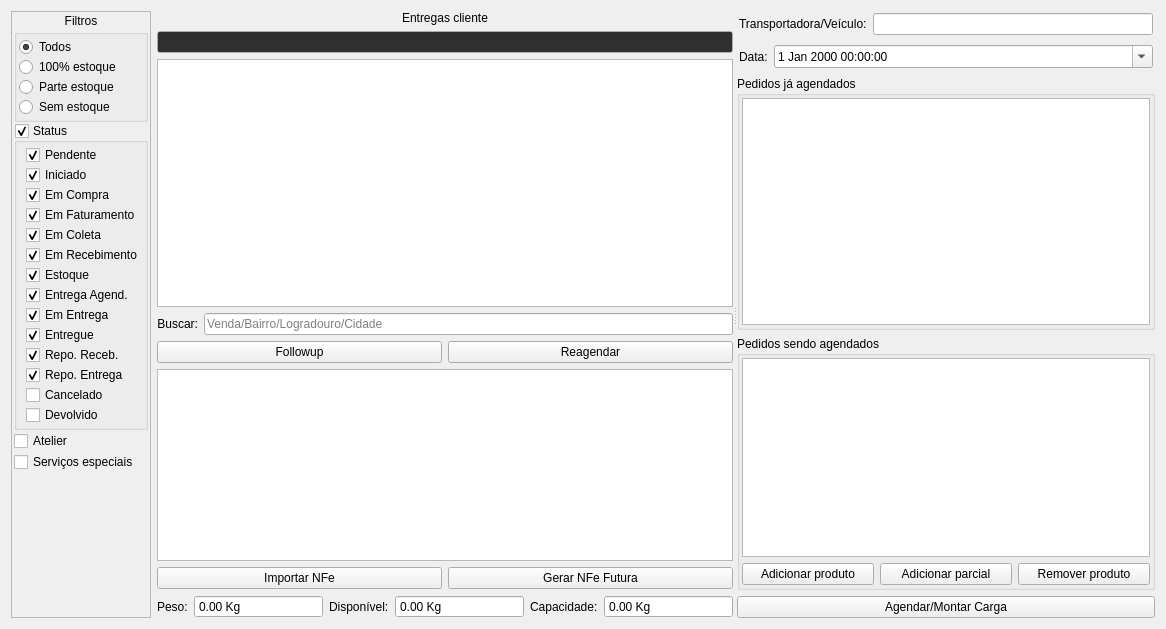
Above: ui/widgetlogisticaagendarentrega.ui from darktorres/ERP-STACCATO before the change. Below: the same form after it.
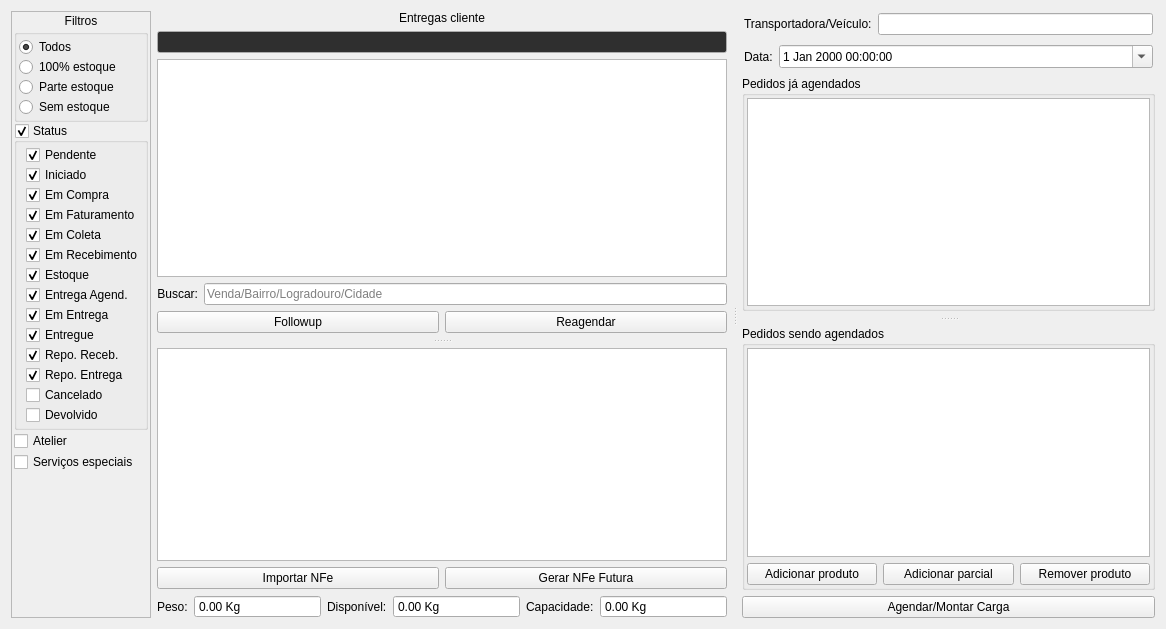
That is the form after the change. Custom widgets are drawn as their Qt base class.

What changed in the file:
```diff
--- a/ui/widgetlogisticaagendarentrega.ui
+++ b/ui/widgetlogisticaagendarentrega.ui
@@ -13,8 +13,8 @@
   <property name="windowTitle">
    <string>Form</string>
   </property>
-  <layout class="QGridLayout" name="gridLayout_9">
-   <item row="1" column="0">
+  <layout class="QGridLayout" name="gridLayout_8">
+   <item row="0" column="0">
     <widget class="ScrollArea" name="scrollAreaLogistica">
      <property name="sizePolicy">
       <sizepolicy hsizetype="Preferred" vsizetype="Preferred">
@@ -385,14 +385,201 @@
      </widget>
     </widget>
    </item>
-   <item row="1" column="1">
-    <widget class="QSplitter" name="splitter">
+   <item row="0" column="1">
+    <widget class="QSplitter" name="splitter_3">
      <property name="orientation">
       <enum>Qt::Horizontal</enum>
      </property>
-     <widget class="QWidget" name="layoutWidget">
-      <layout class="QGridLayout" name="gridLayout_8">
-       <item row="2" column="0" colspan="2">
+     <property name="handleWidth">
+      <number>15</number>
+     </property>
+     <widget class="QSplitter" name="splitter">
+      <property name="orientation">
+       <enum>Qt::Vertical</enum>
+      </property>
+      <property name="handleWidth">
+       <number>15</number>
+      </property>
+      <widget class="QWidget" name="">
+       <layout class="QVBoxLayout" name="verticalLayout">
+        <item>
+         <widget class="QLabel" name="labelEntregasCliente">
+          <property name="sizePolicy">
+           <sizepolicy hsizetype="Preferred" vsizetype="Maximum">
+            <horstretch>0</horstretch>
+            <verstretch>0</verstretch>
+           </sizepolicy>
+          </property>
+          <property name="text">
+           <string>Entregas cliente</string>
+          </property>
+          <property name="alignment">
+           <set>Qt::AlignCenter</set>
+          </property>
+         </widget>
+        </item>
+        <item>
+         <widget class="QLineEdit" name="lineEditAviso">
+          <property name="enabled">
+           <bool>false</bool>
+          </property>
+          <property name="palette">
+           <palette>
+            <active>
+             <colorrole role="WindowText">
+              <brush brushstyle="SolidPattern">
+               <color alpha="255">
+                <red>255</red>
+                <green>0</green>
+                <blue>0</blue>
+               </color>
+              </brush>
+             </colorrole>
+             <colorrole role="Text">
+              <brush brushstyle="SolidPattern">
+               <color alpha="255">
+                <red>255</red>
+                <green>0</green>
+                <blue>0</blue>
+               </color>
+              </brush>
+             </colorrole>
+             <colorrole role="ButtonText">
+              <brush brushstyle="SolidPattern">
+               <color alpha="255">
+                <red>255</red>
+                <green>0</green>
+                <blue>0</blue>
+               </color>
+              </brush>
+             </colorrole>
+             <colorrole role="Base">
+              <brush brushstyle="SolidPattern">
+               <color alpha="255">
+                <red>51</red>
+                <green>51</green>
+                <blue>51</blue>
+               </color>
+              </brush>
+             </colorrole>
+             <colorrole role="PlaceholderText">
+              <brush brushstyle="NoBrush">
+               <color alpha="128">
+                <red>255</red>
+                <green>0</green>
+                <blue>0</blue>
+               </color>
+              </brush>
+             </colorrole>
+            </active>
+            <inactive>
+             <colorrole role="WindowText">
+              <brush brushstyle="SolidPattern">
+               <color alpha="255">
+                <red>255</red>
+                <green>0</green>
+                <blue>0</blue>
+               </color>
+              </brush>
+             </colorrole>
+             <colorrole role="Text">
+              <brush brushstyle="SolidPattern">
+               <color alpha="255">
+                <red>255</red>
+                <green>0</green>
+                <blue>0</blue>
+               </color>
+              </brush>
+             </colorrole>
+             <colorrole role="ButtonText">
+              <brush brushstyle="SolidPattern">
+               <color alpha="255">
+                <red>255</red>
+                <green>0</green>
+                <blue>0</blue>
+               </color>
+              </brush>
+             </colorrole>
+             <colorrole role="Base">
+              <brush brushstyle="SolidPattern">
+               <color alpha="255">
+                <red>51</red>
+                <green>51</green>
+                <blue>51</blue>
+               </color>
+              </brush>
+             </colorrole>
+             <colorrole role="PlaceholderText">
+              <brush brushstyle="NoBrush">
+               <color alpha="128">
+                <red>255</red>
+                <green>0</green>
+                <blue>0</blue>
+               </color>
+              </brush>
+             </colorrole>
+            </inactive>
+            <disabled>
+             <colorrole role="WindowText">
+              <brush brushstyle="SolidPattern">
+               <color alpha="255">
+                <red>255</red>
+                <green>0</green>
+                <blue>0</blue>
+               </color>
+              </brush>
+             </colorrole>
+             <colorrole role="Text">
+              <brush brushstyle="SolidPattern">
+               <color alpha="255">
+                <red>255</red>
+                <green>0</green>
+                <blue>0</blue>
+               </color>
+              </brush>
+             </colorrole>
+             <colorrole role="ButtonText">
+              <brush brushstyle="SolidPattern">
+               <color alpha="255">
+                <red>255</red>
+                <green>0</green>
+                <blue>0</blue>
+               </color>
+              </brush>
+             </colorrole>
+             <colorrole role="Base">
+              <brush brushstyle="SolidPattern">
+               <color alpha="255">
+                <red>47</red>
+                <green>47</green>
+                <blue>47</blue>
+               </color>
+              </brush>
+             </colorrole>
+             <colorrole role="PlaceholderText">
+              <brush brushstyle="NoBrush">
+               <color alpha="128">
+                <red>255</red>
+                <green>0</green>
+                <blue>0</blue>
+               </color>
+              </brush>
+             </colorrole>
+            </disabled>
+           </palette>
+          </property>
+          <property name="styleSheet">
+           <string notr="true">color: rgb(255, 0, 0);</string>
+          </property>
+          <property name="alignment">
+           <set>Qt::AlignCenter</set>
+          </property>
+          <property name="readOnly">
+           <bool>true</bool>
+          </property>
+         </widget>
+        </item>
+        <item>
         <widget class="TableView" name="tableVendas">
          <property name="mouseTracking">
           <bool>true</bool>
@@ -411,7 +598,9 @@
          </property>
         </widget>
        </item>
-       <item row="3" column="0">
+        <item>
+         <layout class="QHBoxLayout" name="horizontalLayout_3">
+          <item>
         <widget class="QLabel" name="labelRecebimentosFornecedor_4">
          <property name="enabled">
           <bool>true</bool>
@@ -430,26 +619,7 @@
          </property>
         </widget>
        </item>
-       <item row="6" column="0" rowspan="2" colspan="2">
-        <widget class="TableView" name="tableProdutos">
-         <property name="mouseTracking">
-          <bool>true</bool>
-         </property>
-         <property name="editTriggers">
-          <set>QAbstractItemView::NoEditTriggers</set>
-         </property>
-         <property name="selectionMode">
-          <enum>QAbstractItemView::MultiSelection</enum>
-         </property>
-         <property name="selectionBehavior">
-          <enum>QAbstractItemView::SelectRows</enum>
-         </property>
-         <property name="sortingEnabled">
-          <bool>true</bool>
-         </property>
-        </widget>
-       </item>
-       <item row="3" column="1">
+          <item>
         <widget class="QLineEdit" name="lineEditBusca">
          <property name="enabled">
           <bool>true</bool>
@@ -459,30 +629,10 @@
          </property>
         </widget>
        </item>
-       <item row="5" column="0" colspan="2">
-        <widget class="QFrame" name="frame">
-         <property name="frameShape">
-          <enum>QFrame::NoFrame</enum>
-         </property>
-         <property name="frameShadow">
-          <enum>QFrame::Plain</enum>
-         </property>
+         </layout>
+        </item>
+        <item>
          <layout class="QHBoxLayout" name="horizontalLayout_2">
-          <property name="spacing">
-           <number>6</number>
-          </property>
-          <property name="leftMargin">
-           <number>0</number>
-          </property>
-          <property name="topMargin">
-           <number>0</number>
-          </property>
-          <property name="rightMargin">
-           <number>0</number>
-          </property>
-          <property name="bottomMargin">
-           <number>0</number>
-          </property>
           <item>
            <widget class="QPushButton" name="pushButtonFollowup">
             <property name="text">
@@ -498,9 +648,31 @@
            </widget>
           </item>
          </layout>
-        </widget>
-       </item>
-       <item row="8" column="0" colspan="2">
+        </item>
+       </layout>
+      </widget>
+      <widget class="QWidget" name="">
+       <layout class="QVBoxLayout" name="verticalLayout_4">
+        <item>
+         <widget class="TableView" name="tableProdutos">
+          <property name="mouseTracking">
+           <bool>true</bool>
+          </property>
+          <property name="editTriggers">
+           <set>QAbstractItemView::NoEditTriggers</set>
+          </property>
+          <property name="selectionMode">
+           <enum>QAbstractItemView::MultiSelection</enum>
+          </property>
+          <property name="selectionBehavior">
+           <enum>QAbstractItemView::SelectRows</enum>
+          </property>
+          <property name="sortingEnabled">
+           <bool>true</bool>
+          </property>
+         </widget>
+        </item>
+        <item>
         <layout class="QGridLayout" name="gridLayout_3">
          <item row="1" column="4">
           <widget class="QLabel" name="label_5">
@@ -618,184 +790,8 @@
          </item>
         </layout>
        </item>
-       <item row="1" column="0" colspan="2">
-        <widget class="QLineEdit" name="lineEditAviso">
-         <property name="enabled">
-          <bool>false</bool>
-         </property>
-         <property name="palette">
-          <palette>
-           <active>
-            <colorrole role="WindowText">
-             <brush brushstyle="SolidPattern">
-              <color alpha="255">
-               <red>255</red>
-               <green>0</green>
-               <blue>0</blue>
-              </color>
-             </brush>
-            </colorrole>
-            <colorrole role="Text">
-             <brush brushstyle="SolidPattern">
-              <color alpha="255">
-               <red>255</red>
-               <green>0</green>
-               <blue>0</blue>
-              </color>
-             </brush>
-            </colorrole>
-            <colorrole role="ButtonText">
-             <brush brushstyle="SolidPattern">
-              <color alpha="255">
-               <red>255</red>
-               <green>0</green>
-               <blue>0</blue>
-              </color>
-             </brush>
-            </colorrole>
-            <colorrole role="Base">
-             <brush brushstyle="SolidPattern">
-              <color alpha="255">
-               <red>51</red>
-               <green>51</green>
-               <blue>51</blue>
-              </color>
-             </brush>
-            </colorrole>
-            <colorrole role="PlaceholderText">
-             <brush brushstyle="NoBrush">
-              <color alpha="128">
-               <red>255</red>
-               <green>0</green>
-               <blue>0</blue>
-              </color>
-             </brush>
-            </colorrole>
-           </active>
-           <inactive>
-            <colorrole role="WindowText">
-             <brush brushstyle="SolidPattern">
-              <color alpha="255">
-               <red>255</red>
-               <green>0</green>
-               <blue>0</blue>
-              </color>
-             </brush>
-            </colorrole>
-            <colorrole role="Text">
-             <brush brushstyle="SolidPattern">
-              <color alpha="255">
-               <red>255</red>
-               <green>0</green>
-               <blue>0</blue>
-              </color>
-             </brush>
-            </colorrole>
-            <colorrole role="ButtonText">
-             <brush brushstyle="SolidPattern">
-              <color alpha="255">
-               <red>255</red>
-               <green>0</green>
-               <blue>0</blue>
-              </color>
-             </brush>
-            </colorrole>
-            <colorrole role="Base">
-             <brush brushstyle="SolidPattern">
-              <color alpha="255">
-               <red>51</red>
-               <green>51</green>
-               <blue>51</blue>
-              </color>
-             </brush>
-            </colorrole>
-            <colorrole role="PlaceholderText">
-             <brush brushstyle="NoBrush">
-              <color alpha="128">
-               <red>255</red>
-               <green>0</green>
-               <blue>0</blue>
-              </color>
-             </brush>
-            </colorrole>
-           </inactive>
-           <disabled>
-            <colorrole role="WindowText">
-             <brush brushstyle="SolidPattern">
-              <color alpha="255">
-               <red>255</red>
-               <green>0</green>
-               <blue>0</blue>
-              </color>
-             </brush>
-            </colorrole>
-            <colorrole role="Text">
-             <brush brushstyle="SolidPattern">
-              <color alpha="255">
-               <red>255</red>
-               <green>0</green>
-               <blue>0</blue>
-              </color>
-             </brush>
-            </colorrole>
-            <colorrole role="ButtonText">
-             <brush brushstyle="SolidPattern">
-              <color alpha="255">
-               <red>255</red>
-               <green>0</green>
-               <blue>0</blue>
-              </color>
-             </brush>
-            </colorrole>
-            <colorrole role="Base">
-             <brush brushstyle="SolidPattern">
-              <color alpha="255">
-               <red>47</red>
-               <green>47</green>
-               <blue>47</blue>
-              </color>
-             </brush>
-            </colorrole>
-            <colorrole role="PlaceholderText">
-             <brush brushstyle="NoBrush">
-              <color alpha="128">
-               <red>255</red>
-               <green>0</green>
-               <blue>0</blue>
-              </color>
-             </brush>
-            </colorrole>
-           </disabled>
-          </palette>
-         </property>
-         <property name="styleSheet">
-          <string notr="true">color: rgb(255, 0, 0);</string>
-         </property>
-         <property name="alignment">
-          <set>Qt::AlignCenter</set>
-         </property>
-         <property name="readOnly">
-          <bool>true</bool>
-         </property>
-        </widget>
-       </item>
-       <item row="0" column="0" colspan="2">
-        <widget class="QLabel" name="labelEntregasCliente">
-         <property name="sizePolicy">
-          <sizepolicy hsizetype="Preferred" vsizetype="Maximum">
-           <horstretch>0</horstretch>
-           <verstretch>0</verstretch>
-          </sizepolicy>
-         </property>
-         <property name="text">
-          <string>Entregas cliente</string>
-         </property>
-         <property name="alignment">
-          <set>Qt::AlignCenter</set>
-         </property>
-        </widget>
-       </item>
-      </layout>
+       </layout>
+      </widget>
      </widget>
      <widget class="QFrame" name="frameCaminhao">
       <layout class="QGridLayout" name="gridLayout_4">
@@ -811,14 +807,76 @@
        <property name="bottomMargin">
         <number>0</number>
        </property>
-       <item row="4" column="0">
-        <widget class="QPushButton" name="pushButtonAgendarCarga">
+       <item row="0" column="0">
+        <layout class="QGridLayout" name="gridLayout">
+         <property name="leftMargin">
+          <number>2</number>
+         </property>
+         <property name="topMargin">
+          <number>2</number>
+         </property>
+         <property name="rightMargin">
+          <number>2</number>
+         </property>
+         <property name="bottomMargin">
+          <number>2</number>
+         </property>
+         <item row="0" column="1">
+          <widget class="ItemBox" name="itemBoxVeiculo"/>
+         </item>
+         <item row="0" column="0">
+          <widget class="QLabel" name="label">
          <property name="text">
-          <string>Agendar/Montar Carga</string>
-         </property>
-        </widget>
+            <string>Transportadora/Veículo:</string>
+           </property>
+          </widget>
+         </item>
+        </layout>
+       </item>
+       <item row="1" column="0">
+        <layout class="QGridLayout" name="gridLayout_7">
+         <property name="leftMargin">
+          <number>2</number>
+         </property>
+         <property name="topMargin">
+          <number>2</number>
+         </property>
+         <property name="rightMargin">
+          <number>2</number>
+         </property>
+         <property name="bottomMargin">
+          <number>2</number>
+         </property>
+         <item row="0" column="0">
+          <widget class="QLabel" name="label_3">
+           <property name="sizePolicy">
+            <sizepolicy hsizetype="Maximum" vsizetype="Preferred">
+             <horstretch>0</horstretch>
+             <verstretch>0</verstretch>
+            </sizepolicy>
+           </property>
+           <property name="text">
+            <string>Data:</string>
+           </property>
+          </widget>
+         </item>
+         <item row="0" column="1">
+          <widget class="QDateTimeEdit" name="dateTimeEdit">
+           <property name="calendarPopup">
+            <bool>true</bool>
+           </property>
+          </widget>
+         </item>
+        </layout>
        </item>
        <item row="2" column="0">
+        <widget class="QSplitter" name="splitter_2">
+         <property name="orientation">
+          <enum>Qt::Vertical</enum>
+         </property>
+         <property name="handleWidth">
+          <number>15</number>
+         </property>
         <widget class="QGroupBox" name="groupBox">
          <property name="title">
           <string>Pedidos já agendados</string>
@@ -888,8 +946,6 @@
           </item>
          </layout>
         </widget>
-       </item>
-       <item row="3" column="0">
         <widget class="QGroupBox" name="groupBox_2">
          <property name="title">
           <string>Pedidos sendo agendados</string>
@@ -983,68 +1039,14 @@
           </item>
          </layout>
         </widget>
-       </item>
-       <item row="0" column="0">
-        <layout class="QGridLayout" name="gridLayout">
-         <property name="leftMargin">
-          <number>2</number>
-         </property>
-         <property name="topMargin">
-          <number>2</number>
-         </property>
-         <property name="rightMargin">
-          <number>2</number>
-         </property>
-         <property name="bottomMargin">
-          <number>2</number>
-         </property>
-         <item row="0" column="1">
-          <widget class="ItemBox" name="itemBoxVeiculo"/>
-         </item>
-         <item row="0" column="0">
-          <widget class="QLabel" name="label">
-           <property name="text">
-            <string>Transportadora/Veículo:</string>
-           </property>
-          </widget>
-         </item>
-        </layout>
-       </item>
-       <item row="1" column="0">
-        <layout class="QGridLayout" name="gridLayout_7">
-         <property name="leftMargin">
-          <number>2</number>
-         </property>
-         <property name="topMargin">
-          <number>2</number>
-         </property>
-         <property name="rightMargin">
-          <number>2</number>
-         </property>
-         <property name="bottomMargin">
-          <number>2</number>
-         </property>
-         <item row="0" column="0">
-          <widget class="QLabel" name="label_3">
-           <property name="sizePolicy">
-            <sizepolicy hsizetype="Maximum" vsizetype="Preferred">
-             <horstretch>0</horstretch>
-             <verstretch>0</verstretch>
-            </sizepolicy>
-           </property>
+        </widget>
+       </item>
+       <item row="3" column="0">
+        <widget class="QPushButton" name="pushButtonAgendarCarga">
            <property name="text">
-            <string>Data:</string>
-           </property>
-          </widget>
-         </item>
-         <item row="0" column="1">
-          <widget class="QDateTimeEdit" name="dateTimeEdit">
-           <property name="calendarPopup">
-            <bool>true</bool>
-           </property>
-          </widget>
-         </item>
-        </layout>
+          <string>Agendar/Montar Carga</string>
+         </property>
+        </widget>
        </item>
       </layout>
      </widget>
```
Lines whose indentation alone changed are shown as unchanged.
